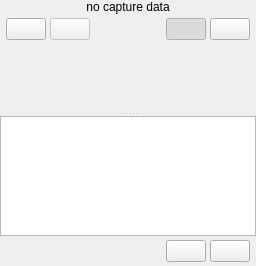
The window that front/qt/col_4.ui (Alexey-Nikolaevic-B/2042_sensor_testing) describes before a commit, drawn with Qt 5.
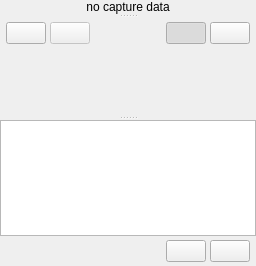
The same window after the commit.

Diff of the .ui file:
```diff
--- a/front/qt/col_4.ui
+++ b/front/qt/col_4.ui
@@ -10,18 +10,30 @@
    <property name="rightMargin"><number>0</number></property>
    <property name="bottomMargin"><number>0</number></property>
 
-   <!-- Capture image panel -->
-   <item>
+   <!-- Outer splitter: image (top) resizable against toolbar+results+log (bottom) -->
+   <item stretch="1">
+    <widget class="QSplitter" name="splitter_image_bottom">
+     <property name="orientation"><enum>Qt::Vertical</enum></property>
+     <property name="childrenCollapsible"><bool>false</bool></property>
+
+     <!-- Capture image label — draggable top pane -->
     <widget class="QLabel" name="lbl_capture_image">
      <property name="alignment"><set>Qt::AlignCenter</set></property>
      <property name="text"><string>no capture data</string></property>
-     <property name="minimumHeight"><number>220</number></property>
-     <property name="maximumHeight"><number>220</number></property>
      <property name="wordWrap"><bool>true</bool></property>
-    </widget>
-   </item>
+      <property name="minimumHeight"><number>80</number></property>
+     </widget>
 
-   <!-- Capture view toolbar: sensor data / observer toggle -->
+     <!-- Lower pane: toolbar + results/log splitter -->
+     <widget class="QWidget" name="wt_lower">
+      <layout class="QVBoxLayout" name="layout_lower">
+       <property name="spacing"><number>0</number></property>
+       <property name="leftMargin"><number>0</number></property>
+       <property name="topMargin"><number>0</number></property>
+       <property name="rightMargin"><number>0</number></property>
+       <property name="bottomMargin"><number>0</number></property>
+
+       <!-- Capture view toolbar -->
    <item>
     <widget class="QWidget" name="wt_toolbar_capture">
      <layout class="QHBoxLayout" name="toolbar_capture_layout">
@@ -85,8 +97,8 @@
     </widget>
    </item>
 
-   <!-- Vertical splitter: test results (top) / log (bottom) -->
-   <item>
+       <!-- Inner splitter: test results / log -->
+       <item stretch="1">
     <widget class="QSplitter" name="splitter_result_log">
      <property name="orientation"><enum>Qt::Vertical</enum></property>
      <property name="childrenCollapsible"><bool>false</bool></property>
@@ -114,6 +126,12 @@
       <property name="readOnly"><bool>true</bool></property>
       <property name="lineWrapMode"><enum>QPlainTextEdit::NoWrap</enum></property>
       <property name="maximumBlockCount"><number>2000</number></property>
+         </widget>
+
+        </widget>
+       </item>
+
+      </layout>
      </widget>
 
     </widget>
```
Lines whose indentation alone changed are shown as unchanged.
